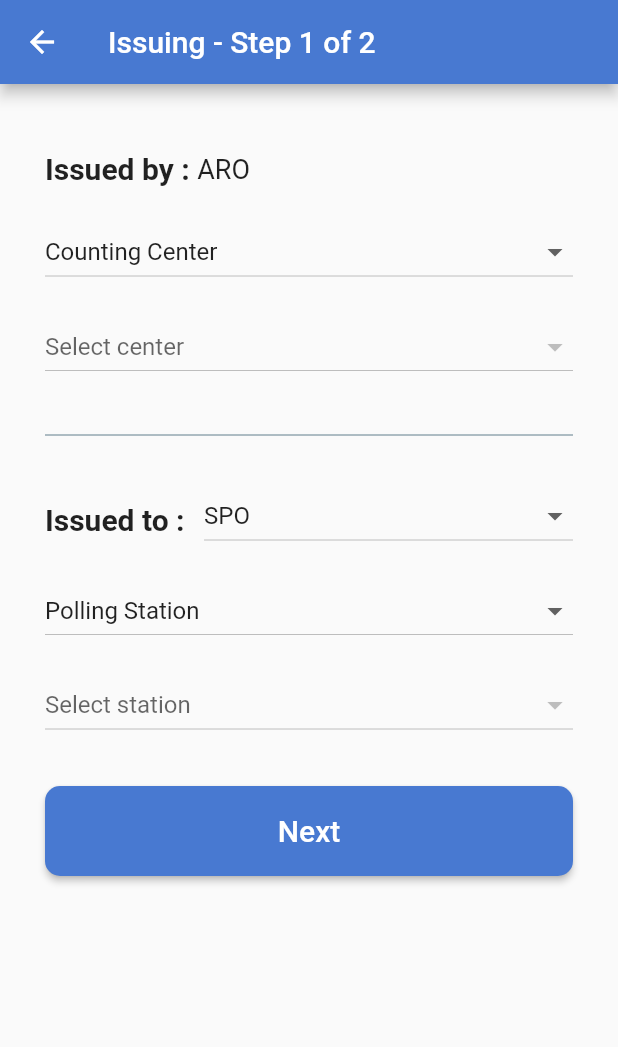
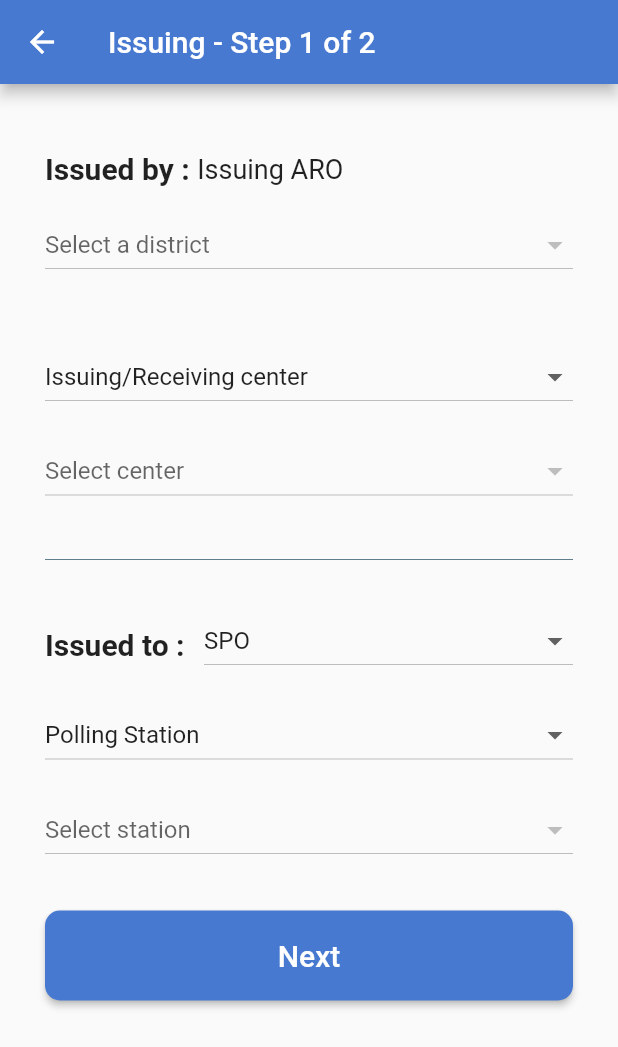
Before and after one commit to ECLK/MAFT, a Flutter app: the IssuingStepOneScreen screen opened by its route, on a phone screen of 412 x 824 dp. Shown: the top 1047 px of the screen. Run offline on Flutter 3.47's test engine with Material 2 defaults, Android fonts, the phone set to English and light mode, and no system bars; our stand-ins replace flutter_redux, flutter_typeahead, image_picker, redux; network calls fail.

Commit message:
Counting center changed to IR center

```diff
--- a/lib/screens/widgets/issuing_stepone_form.dart
+++ b/lib/screens/widgets/issuing_stepone_form.dart
@@ -40,6 +40,7 @@ class _IssuingStepOneFormState extends State<IssuingStepOneForm> {
     List<Widget> formWidgets = new List();
     List<Area> countingCenters = new List();
     List<Area> pollingStations = new List();
+    List<Area> electroralDistrict = new List();
 
     if (viewModel.areas != null) {
       viewModel.areas.forEach((area) {
@@ -47,6 +48,8 @@ class _IssuingStepOneFormState extends State<IssuingStepOneForm> {
           countingCenters.add(area);
         } else if (area.areaType == "PollingStation") {
           pollingStations.add(area);
+        } else if (area.areaType == "ElectoralDistrcit") {
+          electroralDistrict.add(area);
         }
       });
     }
@@ -68,7 +71,7 @@ class _IssuingStepOneFormState extends State<IssuingStepOneForm> {
             Padding(
               padding: EdgeInsets.only(left: 5.0, right: 0.0, top: 15.0),
               child: new Text(
-                'ARO',
+                'Issuing ARO',
                 style: new TextStyle(
                     fontWeight: FontWeight.normal, fontSize: 18.0),
               ),
@@ -76,6 +79,20 @@ class _IssuingStepOneFormState extends State<IssuingStepOneForm> {
           ],
         ),
       ],
+    );
+
+    final selectElectoralDistrict = Padding(
+      padding: EdgeInsets.only(top: 15.0, bottom: 20.0),
+      child: new DropdownButton(
+        isExpanded: true,
+        items: electroralDistrict.map((area) {
+          return new DropdownMenuItem(
+              value: area.areaId, child: new Text(area.areaName));
+        }).toList(),
+        hint: new Text("Select a district"),
+        onChanged: (value) => viewModel.updateIssuingOffice(value),
+        value: viewModel.invoice.issuingOfficeId,
+      ),
     );
 
     final issuedFrom = Row(
@@ -90,7 +107,8 @@ class _IssuingStepOneFormState extends State<IssuingStepOneForm> {
                 DropdownButton(
                     isExpanded: true,
                     items: [
-                      new DropdownMenuItem(child: new Text("Counting Center"))
+                      new DropdownMenuItem(
+                          child: new Text("Issuing/Receiving center"))
                     ],
                     hint: new Text("Select center"),
                     onChanged: (value) {}),
@@ -218,6 +236,7 @@ class _IssuingStepOneFormState extends State<IssuingStepOneForm> {
     );
 
     formWidgets.add(issuedBy);
+    formWidgets.add(selectElectoralDistrict);
     formWidgets.add(issuedFrom);
     formWidgets.add(selectIssuingOffice);
 
```
Also changed, not shown: pubspec.lock.
